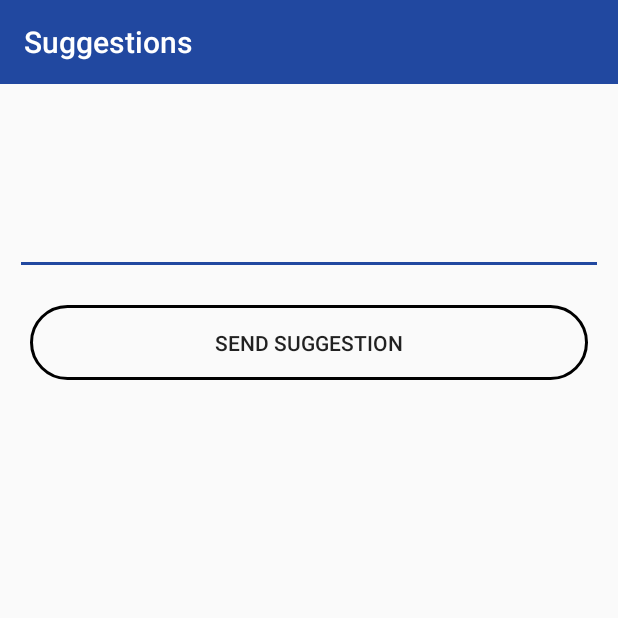
After one commit to smitdetroja96/RCTMP, an Android app: the SuggestUs screen opened directly, with no data from a screen before it, on a phone screen of 412 x 824 dp, the top half of it. The commit adds this screen. Run offline under Robolectric (Android 15) with nearby library versions, the phone set to English and light mode, and no system bars; our stand-ins replace Firebase (no records; nobody signed in at launch, a user with empty details on screens opened directly).

Commit message:
Fixed bugs and added suggest us class

```diff
--- /dev/null
+++ b/app/src/main/java/com/example/rctmp/SuggestUs.java
@@ -0,0 +1,114 @@
+package com.example.rctmp;
+
+import android.content.Context;
+import android.content.SharedPreferences;
+import android.net.ConnectivityManager;
+import android.net.NetworkInfo;
+import android.support.annotation.NonNull;
+import android.support.design.widget.Snackbar;
+import android.support.v7.app.AppCompatActivity;
+import android.os.Bundle;
+import android.support.v7.widget.Toolbar;
+import android.view.View;
+import android.widget.Button;
+import android.widget.EditText;
+import android.widget.LinearLayout;
+import android.widget.Toast;
+
+import com.google.android.gms.tasks.OnCompleteListener;
+import com.google.android.gms.tasks.Task;
+import com.google.firebase.database.DatabaseReference;
+import com.google.firebase.database.FirebaseDatabase;
+
+public class SuggestUs extends AppCompatActivity {
+
+    Toolbar toolbar;
+    Button button;
+    EditText editText;
+    DatabaseReference databaseReference;
+    String message = "";
+    String user_id;
+
+    @Override
+    protected void onCreate(Bundle savedInstanceState) {
+        super.onCreate(savedInstanceState);
+        setContentView(R.layout.activity_suggest_us);
+
+//--------------------------------------------------------------------------------------------------
+        toolbar = findViewById(R.id.toolbar_suggest_us);
+        setSupportActionBar(toolbar);
+
+        getSupportActionBar().setTitle("Suggestions");
+//--------------------------------------------------------------------------------------------------
+
+       button = findViewById(R.id.btnSuggest);
+       editText = findViewById(R.id.etMessage);
+
+       readData();
+
+       button.setOnClickListener(new View.OnClickListener() {
+           @Override
+           public void onClick(View view) {
+
+               if(!isInternet())
+               {
+                    showSnackBar();
+               }
+
+               message = editText.getText().toString();
+
+               if(message.isEmpty())
+               {
+                   Toast.makeText(SuggestUs.this, "Please Enter Suggestions", Toast.LENGTH_SHORT).show();
+               }
+
+               databaseReference = FirebaseDatabase.getInstance().getReference("Suggestions");
+
+               String id = databaseReference.push().getKey();
+
+               SuggestUsClass suggestUsClass = new SuggestUsClass(user_id,message);
+
+               databaseReference.child(id).setValue(suggestUsClass).addOnCompleteListener(SuggestUs.this, new OnCompleteListener<Void>() {
+                   @Override
+                   public void onComplete(@NonNull Task<Void> task) {
+
+                        if(task.isSuccessful())
+                        {
+                            Toast.makeText(SuggestUs.this, "Thank You For Your Valuable Suggestion", Toast.LENGTH_SHORT).show();
+                        }
+                        else
+                        {
+                            Toast.makeText(SuggestUs.this, "Failed : " + task.getException().getMessage() , Toast.LENGTH_SHORT).show();
+                        }
+                   }
+               });
+
+               editText.setText("");
+
+           }
+       });
+
+
+    }
+
+    public boolean isInternet() {
+
+        ConnectivityManager connectivityManager = (ConnectivityManager)getSystemService(Context.CONNECTIVITY_SERVICE);
+        if(connectivityManager.getNetworkInfo(ConnectivityManager.TYPE_MOBILE).getState() == NetworkInfo.State.CONNECTED || connectivityManager.getNetworkInfo(ConnectivityManager.TYPE_WIFI).getState() == NetworkInfo.State.CONNECTED)
+            return true;
+
+        return false;
+    }
+
+    public void showSnackBar() {
+        LinearLayout linearLayout = (LinearLayout) findViewById(R.id.rootLayout);
+        Snackbar snackbar = Snackbar.make(linearLayout,"No Internet Connection", Snackbar.LENGTH_LONG);
+        snackbar.show();
+    }
+
+    private void readData()
+    {
+        SharedPreferences preferences = getSharedPreferences("ID",Context.MODE_PRIVATE);
+        user_id = preferences.getString("ID","No user");
+    }
+}
--- /dev/null
+++ b/app/src/main/res/layout/activity_suggest_us.xml
@@ -0,0 +1,46 @@
+<?xml version="1.0" encoding="utf-8"?>
+<LinearLayout
+    xmlns:android="http://schemas.android.com/apk/res/android"
+    xmlns:app="http://schemas.android.com/apk/res-auto"
+    xmlns:tools="http://schemas.android.com/tools"
+    android:layout_width="match_parent"
+    android:layout_height="match_parent"
+    android:orientation="vertical"
+    tools:context=".SuggestUs"
+    android:id="@+id/rootLayout">
+
+    <android.support.v7.widget.Toolbar
+        android:id="@+id/toolbar_suggest_us"
+        android:layout_width="match_parent"
+        android:layout_height="?attr/actionBarSize"
+        android:background="@color/colorPrimary"
+        app:popupTheme="@style/ThemeOverlay.AppCompat.Light"
+        app:theme="@style/ThemeOverlay.AppCompat.Dark.ActionBar">
+
+    </android.support.v7.widget.Toolbar>
+
+    <EditText
+        android:id="@+id/etMessage"
+        android:text=""
+        android:fontFamily="serif"
+        android:textSize="20dp"
+        android:layout_width="match_parent"
+        android:layout_height="wrap_content"
+        android:layout_marginTop="80dp"
+        android:layout_marginRight="10dp"
+        android:layout_marginLeft="10dp" />
+
+    <Button
+        android:id="@+id/btnSuggest"
+        android:text="Send Suggestion"
+        android:layout_width="match_parent"
+        android:layout_height="wrap_content"
+        android:layout_marginTop="20dp"
+        android:layout_marginLeft="20dp"
+        android:layout_marginRight="20dp"
+        android:layout_marginBottom="20dp"
+        android:layout_gravity="center_horizontal"
+        android:background="@drawable/button_hover"/>
+
+
+</LinearLayout>
```
Also changed, not shown: app/src/main/AndroidManifest.xml (+53 -19 lines), app/src/main/java/com/example/rctmp/ChangedLayoutActivity.java (+9 -3 lines), app/src/main/java/com/example/rctmp/DrawerActivityLayout.java (+6 -3 lines), app/src/main/java/com/example/rctmp/SuggestUsClass.java (added, +30 -0 lines).
